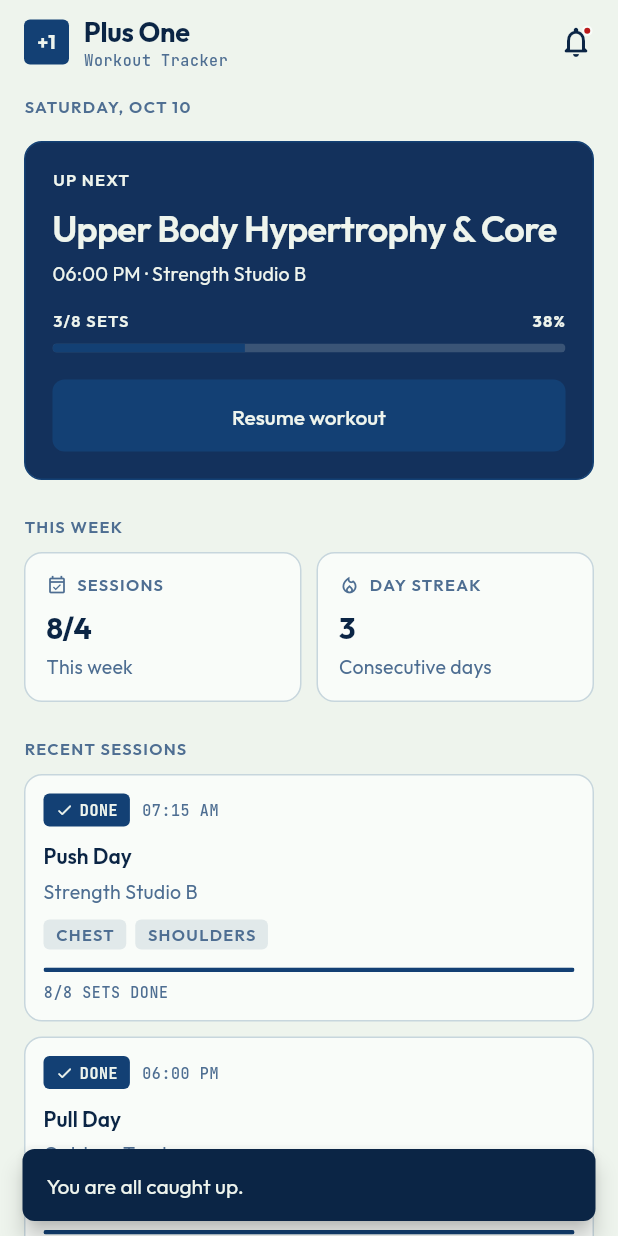
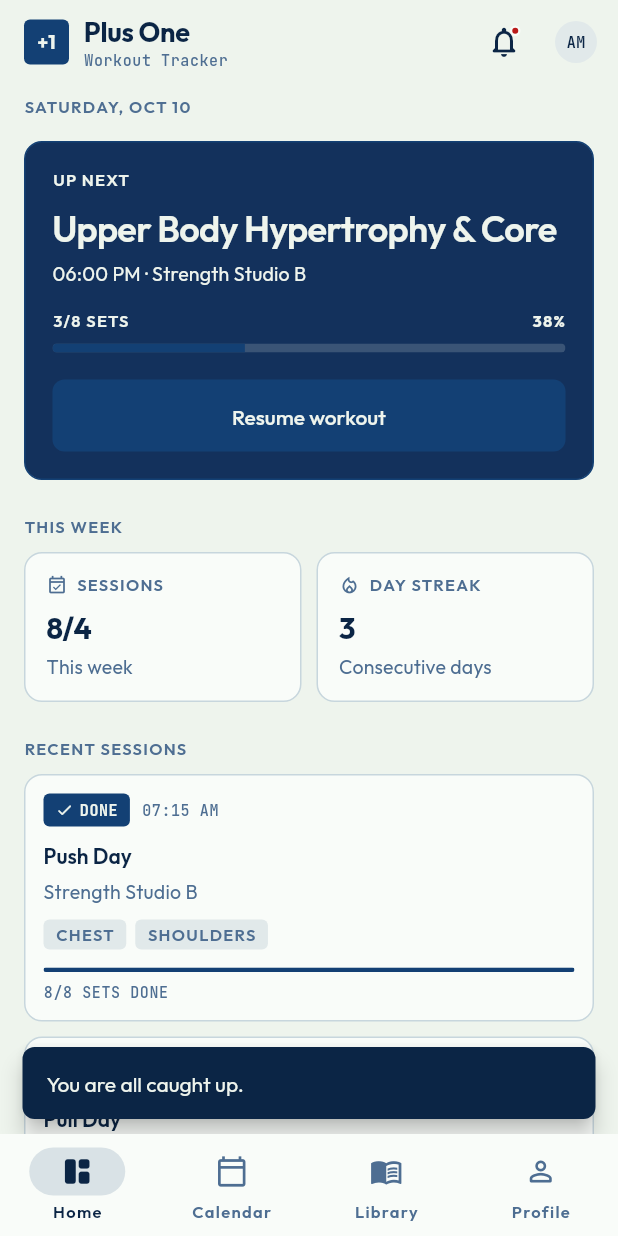
Before and after one commit to swcidd/plus_one, a Flutter app: the screen it shows after launch, after a tap on the "notifications none" icon, on a phone screen of 412 x 824 dp. Run offline on Flutter 3.47's test engine with Material 3 defaults, Android fonts, the phone set to English and light mode, and no system bars; our stand-ins replace equatable, google_fonts.

Commit message:
feat(shell): host the four tabs behind one destination bar
The bar is now reachable and each destination answers a tap, but
three of the four screens do not exist yet. Those tabs resolve to
PlaceholderTabScreen rather than to a spinner or a blank page: each
states what it will do, which is honest in a demo and keeps the
navigation reviewable before the screens land. Replacing them one at
a time needs nothing else to change.

Tabs are built lazily and kept after first visit. IndexedStack alone
would construct all four on first paint, running work for screens the
user may never open, and rebuilding on every tap would discard
whatever the user left on the tab they are returning to.

Each tab route passes its own tab into the shell, so /calendar opens
the calendar rather than the home tab wearing a calendar URL.

HomeScreen takes the tab callback back as an optional parameter. It
is passed in rather than reached for through an InheritedWidget so
the dashboard still renders standalone, on its own route or in a
test, without a shell above it.

```diff
--- a/lib/main.dart
+++ b/lib/main.dart
@@ -1,8 +1,9 @@
 import 'package:flutter/material.dart';
 import 'package:provider/provider.dart';
 
+import 'navigation/app_tab.dart';
 import 'providers/workout_provider.dart';
-import 'screens/home_screen.dart';
+import 'screens/app_shell.dart';
 import 'screens/workout_details_screen.dart';
 import 'theme/app_theme.dart';
 
@@ -10,18 +11,14 @@ void main() {
   runApp(const PlusOneApp());
 }
 
-/// Route for the dashboard.
-abstract final class AppRoutes {
-  static const String home = '/';
-}
-
 /// Root of the application.
 ///
-/// The dashboard is the only destination declared in [routes]; the workout
-/// detail screen is built by [onGenerateRoute] because it is parameterised. A
+/// The four tabs are declared in [routes], each resolving to the shell with its
+/// own tab selected, so every destination has a real URL. The workout detail
+/// screen is built by [onGenerateRoute] because it is parameterised: a
 /// `routes` entry can only match an exact string, so `/workout/:id` needed a
-/// RouteFactory — and putting the id in the path rather than a route argument
-/// makes a deep link shareable.
+/// RouteFactory. Putting the id in the path rather than a route argument makes
+/// the resulting link shareable.
 ///
 /// Falls through to null for anything unrecognised, so Flutter raises its own
 /// "unknown route" error instead of this method quietly substituting the wrong
@@ -39,9 +36,12 @@ class PlusOneApp extends StatelessWidget {
         theme: AppTheme.light(),
         darkTheme: AppTheme.dark(),
         themeMode: ThemeMode.system,
-        initialRoute: AppRoutes.home,
+        initialRoute: AppTab.home.routeName,
         onGenerateRoute: _onGenerateRoute,
-        routes: {AppRoutes.home: (_) => const HomeScreen()},
+        routes: {
+          for (final tab in AppTab.values)
+            tab.routeName: (_) => AppShell(tab: tab),
+        },
       ),
     );
   }
--- /dev/null
+++ b/lib/screens/app_shell.dart
@@ -0,0 +1,135 @@
+import 'package:flutter/material.dart';
+
+import '../navigation/app_tab.dart';
+import '../widgets/bottom_nav_bar.dart';
+import '../widgets/brand_app_bar.dart';
+import '../widgets/empty_state.dart';
+import 'home_screen.dart';
+
+/// Hosts the four tabs and owns which one is visible.
+///
+/// Tabs live in an [IndexedStack] rather than being rebuilt on each tap, so a
+/// tab keeps whatever the user left on it. Rebuilding on tap would silently
+/// discard that state every time they came back.
+///
+/// Each tab is built lazily and kept once built. The stack alone would construct
+/// all four on first paint, running work for screens the user may never open.
+class AppShell extends StatefulWidget {
+  const AppShell({super.key, this.tab = AppTab.home});
+
+  /// Which tab to show first. Taken from the route so `/calendar` opens the
+  /// calendar rather than the home tab wearing a calendar URL.
+  final AppTab tab;
+
+  @override
+  State<AppShell> createState() => _AppShellState();
+}
+
+class _AppShellState extends State<AppShell> {
+  late AppTab _active = widget.tab;
+
+  void _select(AppTab tab) {
+    if (_active == tab) return;
+    setState(() => _active = tab);
+  }
+
+  @override
+  Widget build(BuildContext context) {
+    return Scaffold(
+      body: IndexedStack(
+        index: _active.index,
+        children: [
+          for (final tab in AppTab.values)
+            _LazyTab(tab: tab, active: _active, select: _select),
+        ],
+      ),
+      bottomNavigationBar: AppBottomNav(selected: _active, onSelected: _select),
+    );
+  }
+}
+
+/// Builds one tab on first visit and keeps it thereafter.
+class _LazyTab extends StatefulWidget {
+  const _LazyTab({
+    required this.tab,
+    required this.active,
+    required this.select,
+  });
+
+  final AppTab tab;
+  final AppTab active;
+  final ValueChanged<AppTab> select;
+
+  @override
+  State<_LazyTab> createState() => _LazyTabState();
+}
+
+class _LazyTabState extends State<_LazyTab> {
+  bool _visited = false;
+
+  @override
+  void initState() {
+    super.initState();
+    if (widget.active == widget.tab) _visited = true;
+  }
+
+  @override
+  void didUpdateWidget(_LazyTab oldWidget) {
+    super.didUpdateWidget(oldWidget);
+    // `active` arrives as a plain field rather than an inherited dependency, so
+    // didChangeDependencies does not fire when the tab changes and the latch has
+    // to be updated here instead.
+    if (!_visited && widget.active == widget.tab) _visited = true;
+  }
+
+  @override
+  Widget build(BuildContext context) {
+    return _visited ? _body(widget.tab) : const SizedBox.shrink();
+  }
+
+  Widget _body(AppTab tab) {
+    return switch (tab) {
+      AppTab.home => HomeScreen(onSelectTab: widget.select),
+      AppTab.calendar => const PlaceholderTabScreen(tab: AppTab.calendar),
+      AppTab.library => const PlaceholderTabScreen(tab: AppTab.library),
+      AppTab.profile => const PlaceholderTabScreen(tab: AppTab.profile),
+    };
+  }
+}
+
+/// Stands in for a tab that is routed and reachable but not built yet.
+///
+/// Exists so the bar can be demonstrated without shipping three dead controls
+/// that do nothing on tap. Each one states plainly what it will do, which is
+/// more honest than a spinner or a blank page, and gives the destination a
+/// real name in the UI so the navigation is reviewable before the screens land.
+///
+/// The next slice replaces these one at a time; nothing else has to change.
+class PlaceholderTabScreen extends StatelessWidget {
+  const PlaceholderTabScreen({super.key, required this.tab});
+
+  final AppTab tab;
+
+  @override
+  Widget build(BuildContext context) {
+    return Scaffold(
+      appBar: const BrandAppBar(),
+      body: EmptyState(
+        icon: tab.icon,
+        title: '${tab.label} is next',
+        message: _messageFor(tab),
+      ),
+    );
+  }
+
+  static String _messageFor(AppTab tab) => switch (tab) {
+    AppTab.calendar =>
+      'A month grid with the sessions you have logged, and the day you select '
+          'opened from the dashboard.',
+    AppTab.library =>
+      'The exercise catalogue, searchable and filterable by muscle group.',
+    AppTab.profile =>
+      'Your training totals, personal records and the settings behind them.',
+    AppTab.home => 'The dashboard.',
+  };
+}
--- a/lib/screens/home_screen.dart
+++ b/lib/screens/home_screen.dart
@@ -10,6 +10,7 @@ import '../widgets/brand_app_bar.dart';
 import '../widgets/empty_state.dart';
 import '../widgets/progress_bar.dart';
 import '../widgets/section_header.dart';
+import '../navigation/app_tab.dart';
 import '../widgets/stat_tile.dart';
 import '../widgets/workout_card.dart';
 import 'workout_details_screen.dart';
@@ -26,7 +27,12 @@ import 'workout_details_screen.dart';
 /// ticking a set on the detail screen moves this screen the moment the user
 /// comes back — there is no second copy of "progress" to fall out of sync.
 class HomeScreen extends StatelessWidget {
-  const HomeScreen({super.key});
+  const HomeScreen({super.key, this.onSelectTab});
+
+  /// Switches the shell to another tab. Passed in rather than reached for
+  /// through an InheritedWidget so the dashboard still renders standalone, on
+  /// its own route or in a test, without a shell above it.
+  final ValueChanged<AppTab>? onSelectTab;
 
   @override
   Widget build(BuildContext context) {
@@ -34,7 +40,7 @@ class HomeScreen extends StatelessWidget {
     final focus = provider.focusWorkout;
 
     return Scaffold(
-      appBar: const BrandAppBar(),
+      appBar: BrandAppBar(onAvatar: () => onSelectTab?.call(AppTab.profile)),
       body: ListView(
         padding: const EdgeInsets.fromLTRB(16, 8, 16, 32),
         children: [
```
